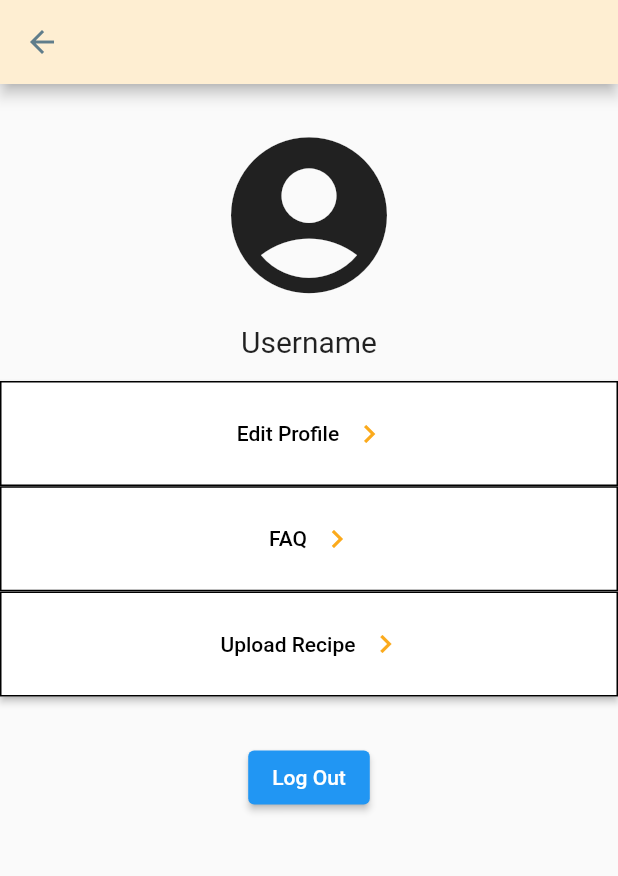
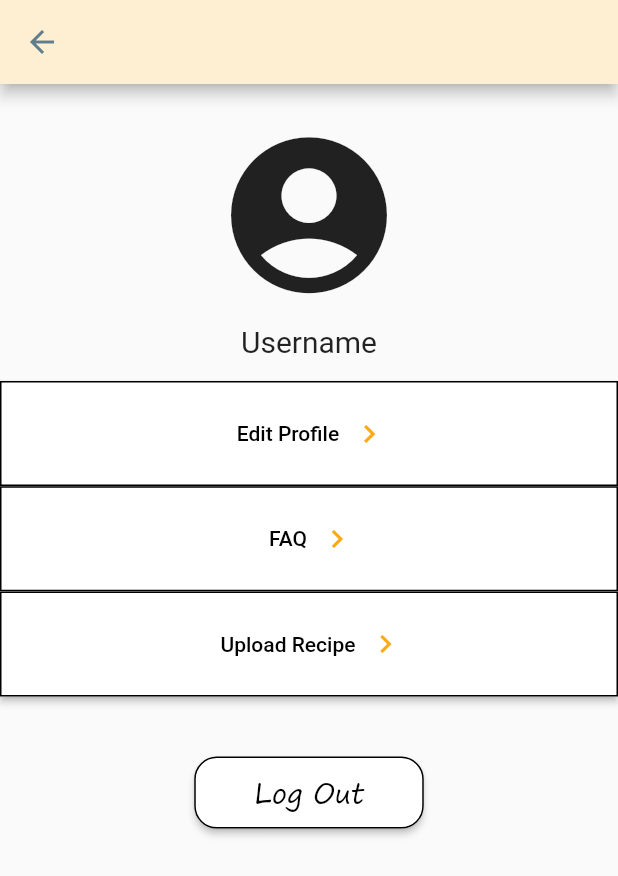
Before and after one commit to JIAWEI68/boulanger, a Flutter app: the SettingsScreen screen opened directly, on a phone screen of 412 x 824 dp. Shown: the top 876 px of the screen. Run offline on Flutter 3.47's test engine with Material 2 defaults, Android fonts, the phone set to English and light mode, and no system bars; our stand-ins replace auto_size_text, getwidget; statements that could not run were skipped.

Commit message:
changed some designs

```diff
--- a/lib/screens/settings_screen.dart
+++ b/lib/screens/settings_screen.dart
@@ -98,13 +98,23 @@ class SettingsScreen extends StatelessWidget {
                 ),
               )),
           Padding(
-            padding: EdgeInsets.only(top: 30.0),
+            padding: EdgeInsets.only(top: 40.0),
             child: ElevatedButton(
+              style: ElevatedButton.styleFrom(
+                  primary: Colors.white,
+                  fixedSize: Size(153, 48),
+                  side: BorderSide(color: Colors.black),
+                  shape: RoundedRectangleBorder(
+                      borderRadius: BorderRadius.circular(15))),
               onPressed: () {
                 Navigator.push(context,
                     MaterialPageRoute(builder: (context) => MainScreen()));
               },
-              child: Text("Log Out"),
+              child: Text(
+                "Log Out",
+                style: TextStyle(
+                    color: Colors.black, fontSize: 18, fontFamily: "Segoe"),
+              ),
             ),
           )
         ],
```
